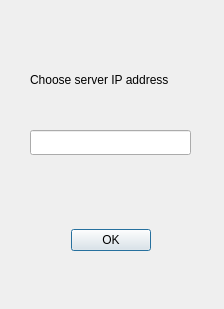
kasprus/zpr_game, file app_clients/addressdialog.ui: the form before one commit.
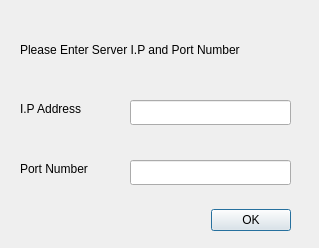
The form after the commit.

The edit to the form file:
```diff
--- a/app_clients/addressdialog.ui
+++ b/app_clients/addressdialog.ui
@@ -6,8 +6,8 @@
    <rect>
     <x>0</x>
     <y>0</y>
-    <width>224</width>
-    <height>309</height>
+    <width>319</width>
+    <height>248</height>
    </rect>
   </property>
   <property name="windowTitle">
@@ -16,9 +16,9 @@
   <widget class="QDialogButtonBox" name="buttonBox">
    <property name="geometry">
     <rect>
-     <x>0</x>
-     <y>220</y>
-     <width>221</width>
+     <x>210</x>
+     <y>200</y>
+     <width>81</width>
      <height>41</height>
     </rect>
    </property>
@@ -35,8 +35,8 @@
   <widget class="QLineEdit" name="lineEdit">
    <property name="geometry">
     <rect>
-     <x>30</x>
-     <y>130</y>
+     <x>130</x>
+     <y>100</y>
      <width>161</width>
      <height>25</height>
     </rect>
@@ -45,14 +45,50 @@
   <widget class="QLabel" name="label">
    <property name="geometry">
     <rect>
-     <x>30</x>
-     <y>70</y>
-     <width>161</width>
+     <x>20</x>
+     <y>40</y>
+     <width>281</width>
      <height>20</height>
     </rect>
    </property>
    <property name="text">
-    <string>Choose server IP address</string>
+    <string>Please Enter Server I.P and Port Number</string>
+   </property>
+  </widget>
+  <widget class="QLineEdit" name="lineEdit_2">
+   <property name="geometry">
+    <rect>
+     <x>130</x>
+     <y>160</y>
+     <width>161</width>
+     <height>25</height>
+    </rect>
+   </property>
+  </widget>
+  <widget class="QLabel" name="label_2">
+   <property name="geometry">
+    <rect>
+     <x>20</x>
+     <y>100</y>
+     <width>91</width>
+     <height>17</height>
+    </rect>
+   </property>
+   <property name="text">
+    <string>I.P Address</string>
+   </property>
+  </widget>
+  <widget class="QLabel" name="label_3">
+   <property name="geometry">
+    <rect>
+     <x>20</x>
+     <y>160</y>
+     <width>91</width>
+     <height>17</height>
+    </rect>
+   </property>
+   <property name="text">
+    <string>Port Number</string>
    </property>
   </widget>
  </widget>
```
